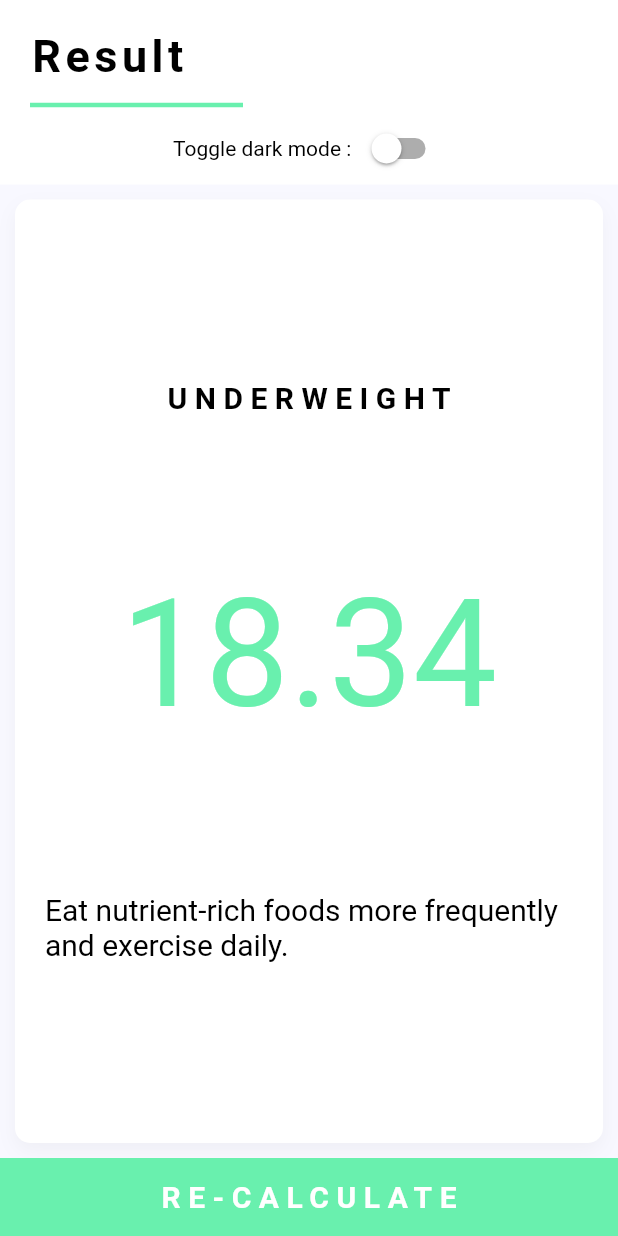
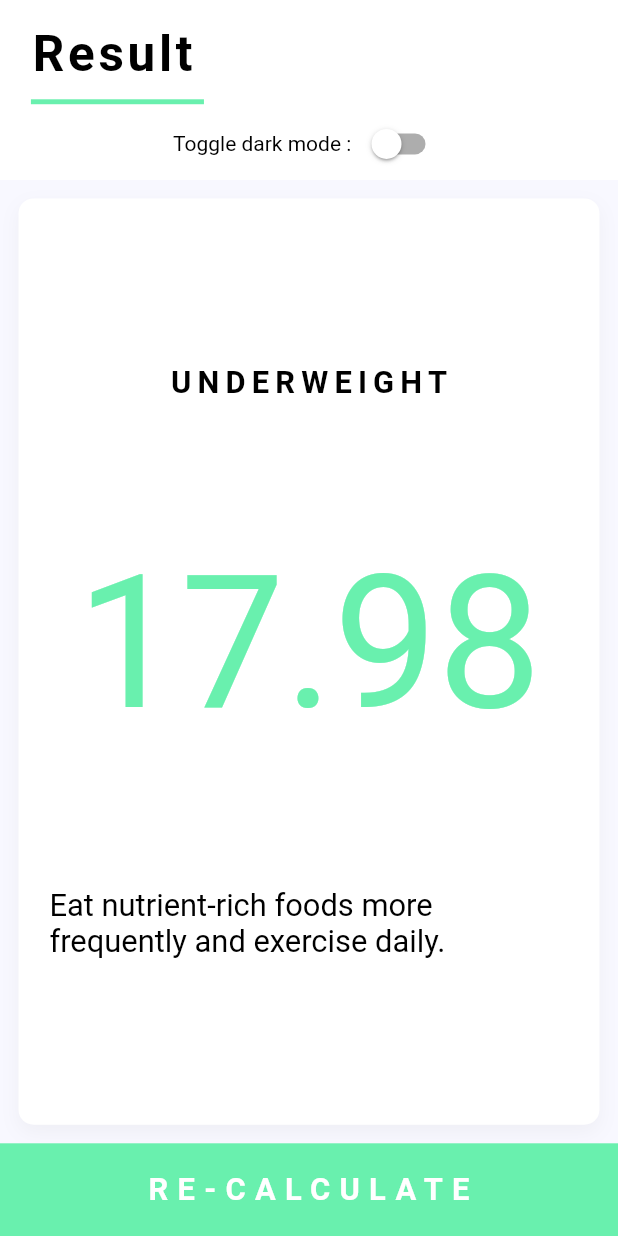
Before and after one commit to shubha360/Body-Mass-Index-Calculator, a Flutter app: the screen it shows after launch, after a tap on "CALCULATE", on a phone screen of 412 x 824 dp. Run offline on Flutter 3.47's test engine with Material 2 defaults, Android fonts, the phone set to English and light mode, and no system bars; our stand-ins replace font_awesome_flutter.

Commit message:
Made responsive

```diff
--- a/lib/Components/bottom_button.dart
+++ b/lib/Components/bottom_button.dart
@@ -1,3 +1,4 @@
+import 'package:bodymassindex/SizeConfig.dart';
 import 'package:bodymassindex/constants.dart';
 import 'package:flutter/material.dart';
 
@@ -16,7 +17,7 @@ class BottomButton extends StatelessWidget {
       onTap: function,
       child: Container(
         width: double.infinity,
-        height: 52,
+        height: SizeConfig.safeBlockVertical * 7.5,
         color: toggledDarkTheme == true
             ? kMainAccentColorDark
             : kMainAccentColorLight,
@@ -26,9 +27,9 @@ class BottomButton extends StatelessWidget {
             '$buttonText',
             style: TextStyle(
               color: Colors.white,
-              fontSize: 20,
+              fontSize: SizeConfig.safeBlockHorizontal * 5,
               fontWeight: FontWeight.bold,
-              letterSpacing: 5,
+              letterSpacing: SizeConfig.safeBlockHorizontal * 1.5,
             ),
           ),
         ),
--- a/lib/Components/gender_card.dart
+++ b/lib/Components/gender_card.dart
@@ -1,3 +1,4 @@
+import 'package:bodymassindex/SizeConfig.dart';
 import 'package:flutter/material.dart';
 import 'package:font_awesome_flutter/font_awesome_flutter.dart';
 import 'package:bodymassindex/constants.dart';
@@ -24,17 +25,17 @@ class GenderCard extends StatelessWidget {
     return GestureDetector(
       onTap: onPressed,
       child: Container(
-        margin: EdgeInsets.all(10),
-        padding: EdgeInsets.all(20),
+        margin: EdgeInsets.all(SizeConfig.safeBlockHorizontal * 3),
+        padding: EdgeInsets.all(SizeConfig.safeBlockHorizontal * 5),
         decoration: BoxDecoration(
             color: cardColor,
-            borderRadius: BorderRadius.circular(10),
+            borderRadius:
+                BorderRadius.circular(SizeConfig.safeBlockHorizontal * 3),
             boxShadow: [
               BoxShadow(
                 color:
                     toggledDarkTheme == true ? kCardColorDark : kCardColorLight,
                 blurRadius: toggledDarkTheme == true ? 0 : 10,
-                spreadRadius: 0,
                 offset: Offset(0, 0),
               ),
             ]),
@@ -43,17 +44,17 @@ class GenderCard extends StatelessWidget {
           children: <Widget>[
             FaIcon(
               icon,
-              size: 70,
+              size: SizeConfig.safeBlockHorizontal * 18,
               color: iconColor,
             ),
             SizedBox(
-              height: 10,
+              height: SizeConfig.safeBlockVertical * 1,
             ),
             Text(
               '$genderName',
               style: TextStyle(
                 color: textColor,
-                fontSize: 15,
+                fontSize: SizeConfig.safeBlockHorizontal * 4,
                 fontWeight: FontWeight.bold,
                 letterSpacing: 2,
               ),
--- a/lib/Components/reusable_card.dart
+++ b/lib/Components/reusable_card.dart
@@ -1,3 +1,4 @@
+import 'package:bodymassindex/SizeConfig.dart';
 import 'package:bodymassindex/constants.dart';
 import 'package:flutter/material.dart';
 
@@ -15,8 +16,8 @@ class ReusableCard extends StatelessWidget {
     return GestureDetector(
       onTap: function,
       child: Container(
-        margin: EdgeInsets.all(10),
-        padding: EdgeInsets.all(20),
+        margin: EdgeInsets.all(SizeConfig.safeBlockHorizontal * 3),
+        padding: EdgeInsets.all(SizeConfig.safeBlockHorizontal * 5),
         decoration: BoxDecoration(
             color: toggledDarkTheme == true ? kCardColorDark : kCardColorLight,
             borderRadius: BorderRadius.circular(10),
@@ -26,7 +27,6 @@ class ReusableCard extends StatelessWidget {
                       ? Colors.black.withOpacity(0.1)
                       : Colors.grey.withOpacity(0.1),
                   blurRadius: 10,
-                  spreadRadius: 0,
                   offset: Offset(0, 5))
             ]),
         child: cardChild,
--- a/lib/Components/rounded_button.dart
+++ b/lib/Components/rounded_button.dart
@@ -1,3 +1,4 @@
+import 'package:bodymassindex/SizeConfig.dart';
 import 'package:bodymassindex/constants.dart';
 import 'package:flutter/material.dart';
 
@@ -17,11 +18,13 @@ class RoundedButton extends StatelessWidget {
           ? kMainAccentColorDark
           : kMainAccentColorLight,
       shape: CircleBorder(),
-      constraints: BoxConstraints.tightFor(width: 40, height: 40),
+      constraints: BoxConstraints.tightFor(
+          width: SizeConfig.safeBlockHorizontal * 10,
+          height: SizeConfig.safeBlockVertical * 6),
       child: Icon(
         iconData,
         color: Colors.white,
-        size: 35,
+        size: SizeConfig.safeBlockHorizontal * 10,
       ),
       onPressed: buttonFunction,
     );
--- a/lib/Components/top_app_bar.dart
+++ b/lib/Components/top_app_bar.dart
@@ -1,3 +1,4 @@
+import 'package:bodymassindex/SizeConfig.dart';
 import 'package:flutter/material.dart';
 import 'package:bodymassindex/constants.dart';
 
@@ -19,7 +20,11 @@ class TopAppBar extends StatelessWidget {
     return Container(
       color:
           toggledDarkTheme == true ? kTopAppBarColorDark : kTopAppBarColorLight,
-      padding: EdgeInsets.fromLTRB(20, 20, 20, 0),
+      padding: EdgeInsets.fromLTRB(
+          SizeConfig.safeBlockHorizontal * 5,
+          SizeConfig.safeBlockVertical * 2,
+          SizeConfig.safeBlockHorizontal * 5,
+          0),
       child: Column(
         mainAxisSize: MainAxisSize.min,
         children: <Widget>[
@@ -34,20 +39,20 @@ class TopAppBar extends StatelessWidget {
                   style: TextStyle(
                     color:
                         toggledDarkTheme == true ? Colors.white : Colors.black,
-                    fontSize: 30,
+                    fontSize: SizeConfig.safeBlockHorizontal * 8,
                     fontWeight: FontWeight.bold,
-                    letterSpacing: 3,
+                    letterSpacing: SizeConfig.safeBlockHorizontal * .60,
                   ),
                 ),
                 SizedBox(
                   height: margin,
                 ),
                 Divider(
-                  height: 10,
+                  height: SizeConfig.safeBlockVertical * 1,
                   color: toggledDarkTheme == true
                       ? kMainAccentColorDark
                       : kMainAccentColorLight,
-                  thickness: 3,
+                  thickness: SizeConfig.safeBlockVertical * .40,
                   endIndent: dividerEndIndent,
                 ),
               ],
--- a/lib/Screens/input_page.dart
+++ b/lib/Screens/input_page.dart
@@ -1,4 +1,5 @@
 import 'package:bodymassindex/Screens/result_page.dart';
+import 'package:bodymassindex/SizeConfig.dart';
 import 'package:bodymassindex/calculator_brain.dart';
 import 'package:bodymassindex/constants.dart';
 import 'package:bodymassindex/Components/gender_card.dart';
@@ -8,7 +9,6 @@ import 'package:bodymassindex/Components/top_app_bar.dart';
 import 'package:flutter/material.dart';
 import 'package:font_awesome_flutter/font_awesome_flutter.dart';
 import 'package:bodymassindex/Components/bottom_button.dart';
-import 'package:bodymassindex/Components/gender_card.dart';
 import 'package:flutter/services.dart';
 
 enum Gender {
@@ -31,6 +31,7 @@ class _InputPageState extends State<InputPage> {
 
   @override
   Widget build(BuildContext context) {
+    SizeConfig().init(context);
     SystemChrome.setSystemUIOverlayStyle(
       SystemUiOverlayStyle(
         statusBarColor: toggledDarkTheme == true
@@ -50,8 +51,8 @@ class _InputPageState extends State<InputPage> {
           children: <Widget>[
             TopAppBar(
               titleText: 'Body Mass Index Calculator',
-              margin: 10,
-              dividerEndIndent: 70,
+              margin: SizeConfig.safeBlockVertical * 1,
+              dividerEndIndent: SizeConfig.safeBlockHorizontal * 18,
               switchFunction: (newValue) {
                 setState(() {
                   toggledDarkTheme = newValue;
@@ -139,13 +140,13 @@ class _InputPageState extends State<InputPage> {
                           color: toggledDarkTheme == true
                               ? kNormalTextColorDark
                               : kNormalTextColorLight,
-                          fontSize: 15,
+                          fontSize: SizeConfig.safeBlockHorizontal * 4,
                           fontWeight: FontWeight.bold,
                           letterSpacing: 2,
                         ),
                       ),
                       SizedBox(
-                        height: 5,
+                        height: SizeConfig.safeBlockVertical * .8,
                       ),
                       Row(
                         mainAxisAlignment: MainAxisAlignment.center,
@@ -156,12 +157,12 @@ class _InputPageState extends State<InputPage> {
                               color: toggledDarkTheme == true
                                   ? kMainAccentColorDark
                                   : kMainAccentColorLight,
-                              fontSize: 40,
+                              fontSize: SizeConfig.safeBlockHorizontal * 10,
                               fontWeight: FontWeight.bold,
                             ),
                           ),
                           SizedBox(
-                            width: 5,
+                            width: SizeConfig.safeBlockHorizontal * 1,
                           ),
                           Text(
                             'inch',
@@ -203,13 +204,13 @@ class _InputPageState extends State<InputPage> {
                               color: toggledDarkTheme == true
                                   ? kNormalTextColorDark
                                   : kNormalTextColorLight,
-                              fontSize: 15,
+                              fontSize: SizeConfig.safeBlockHorizontal * 4,
                               fontWeight: FontWeight.bold,
                               letterSpacing: 2,
                             ),
                           ),
                           SizedBox(
-                            height: 10,
+                            height: SizeConfig.safeBlockVertical * 1,
                           ),
                           Row(
                             mainAxisAlignment: MainAxisAlignment.center,
@@ -220,7 +221,7 @@ class _InputPageState extends State<InputPage> {
                                   color: toggledDarkTheme == true
                                       ? kMainAccentColorDark
                                       : kMainAccentColorLight,
-                                  fontSize: 40,
+                                  fontSize: SizeConfig.safeBlockHorizontal * 10,
                                   fontWeight: FontWeight.bold,
                                 ),
                               ),
@@ -248,7 +249,7 @@ class _InputPageState extends State<InputPage> {
                                 },
                               ),
                               SizedBox(
-                                width: 10,
+                                width: SizeConfig.safeBlockVertical * 1,
                               ),
                               RoundedButton(
                                 iconData: Icons.add,
@@ -273,13 +274,13 @@ class _InputPageState extends State<InputPage> {
                               color: toggledDarkTheme == true
                                   ? kNormalTextColorDark
                                   : kNormalTextColorLight,
-                              fontSize: 15,
+                              fontSize: SizeConfig.safeBlockHorizontal * 4,
                               fontWeight: FontWeight.bold,
                               letterSpacing: 2,
                             ),
                           ),
                           SizedBox(
-                            height: 10,
+                            height: SizeConfig.safeBlockVertical * 1,
                           ),
                           Row(
                             children: <Widget>[
@@ -289,12 +290,12 @@ class _InputPageState extends State<InputPage> {
                                   color: toggledDarkTheme == true
                                       ? kMainAccentColorDark
                                       : kMainAccentColorLight,
-                                  fontSize: 40,
+                                  fontSize: SizeConfig.safeBlockHorizontal * 10,
                                   fontWeight: FontWeight.bold,
                                 ),
                               ),
                               SizedBox(
-                                width: 5,
+                                width: SizeConfig.safeBlockHorizontal * 1,
                               ),
                               Text(
                                 'years',
@@ -317,7 +318,7 @@ class _InputPageState extends State<InputPage> {
                                 },
                               ),
                               SizedBox(
-                                width: 10,
+                                width: SizeConfig.safeBlockHorizontal * 1,
                               ),
                               RoundedButton(
                                 iconData: Icons.add,
--- a/lib/Screens/result_page.dart
+++ b/lib/Screens/result_page.dart
@@ -1,3 +1,4 @@
+import 'package:bodymassindex/SizeConfig.dart';
 import 'package:bodymassindex/constants.dart';
 import 'package:bodymassindex/Components/top_app_bar.dart';
 import 'package:flutter/material.dart';
@@ -38,8 +39,8 @@ class _ResultPageState extends State<ResultPage> {
           children: <Widget>[
             TopAppBar(
               titleText: 'Result',
-              margin: 10,
-              dividerEndIndent: 230,
+              margin: SizeConfig.safeBlockVertical * 1,
+              dividerEndIndent: SizeConfig.safeBlockHorizontal * 62,
               switchFunction: (newValue) {
                 setState(() {
                   toggledDarkTheme = newValue;
@@ -59,9 +60,9 @@ class _ResultPageState extends State<ResultPage> {
                         color: toggledDarkTheme
                             ? kNormalTextColorDark
                             : kNormalTextColorLight,
-                        fontSize: 20,
+                        fontSize: SizeConfig.safeBlockHorizontal * 5,
                         fontWeight: FontWeight.bold,
-                        letterSpacing: 5,
+                        letterSpacing: SizeConfig.safeBlockHorizontal * 1,
                       ),
                     ),
                     Text(
@@ -70,13 +71,13 @@ class _ResultPageState extends State<ResultPage> {
                         color: toggledDarkTheme == true
                             ? kLargeTextColorDark
                             : kLargeTextColorLight,
-                        fontSize: 100,
+                        fontSize: SizeConfig.safeBlockHorizontal * 30,
                       ),
                     ),
                     Text(
                       '${widget.interpretation}',
                       style: TextStyle(
-                        fontSize: 20,
+                        fontSize: SizeConfig.safeBlockHorizontal * 5,
                         color: toggledDarkTheme
                             ? kNormalTextColorDark
                             : kNormalTextColorLight,
--- /dev/null
+++ b/lib/SizeConfig.dart
@@ -0,0 +1,29 @@
+import 'package:flutter/widgets.dart';
+
+class SizeConfig {
+  static MediaQueryData _mediaQueryData;
+  static double screenWidth;
+  static double screenHeight;
+  static double blockSizeHorizontal;
+  static double blockSizeVertical;
+
+  static double _safeAreaHorizontal;
+  static double _safeAreaVertical;
+  static double safeBlockHorizontal;
+  static double safeBlockVertical;
+
+  void init(BuildContext context) {
+    _mediaQueryData = MediaQuery.of(context);
+    screenWidth = _mediaQueryData.size.width;
+    screenHeight = _mediaQueryData.size.height;
+    blockSizeHorizontal = screenWidth / 100;
+    blockSizeVertical = screenHeight / 100;
+
+    _safeAreaHorizontal =
+        _mediaQueryData.padding.left + _mediaQueryData.padding.right;
+    _safeAreaVertical =
+        _mediaQueryData.padding.top + _mediaQueryData.padding.bottom;
+    safeBlockHorizontal = (screenWidth - _safeAreaHorizontal) / 100;
+    safeBlockVertical = (screenHeight - _safeAreaVertical) / 100;
+  }
+}
--- a/lib/constants.dart
+++ b/lib/constants.dart
@@ -1,5 +1,4 @@
 import 'package:flutter/material.dart';
-import 'package:flutter/services.dart';
 
 const kScaffoldBackgroundColorLight = Color(0xFFF8F8FF);
 const kTopAppBarColorLight = Colors.white;
@@ -15,10 +14,4 @@ const kMainAccentColorDark = Color(0xFFEB1555);
 const kLargeTextColorDark = Color(0xFFEB1555);
 const kNormalTextColorDark = Colors.white;
 
-const kCardLargeTextStyle = TextStyle(
-  color: Colors.greenAccent,
-  fontSize: 40,
-  fontWeight: FontWeight.bold,
-);
-
 bool toggledDarkTheme = false;
--- a/lib/main.dart
+++ b/lib/main.dart
@@ -1,7 +1,5 @@
-import 'package:bodymassindex/constants.dart';
 import 'package:bodymassindex/Screens/input_page.dart';
 import 'package:flutter/material.dart';
-import 'constants.dart';
 
 void main() {
   runApp(MainApp());
```
Also changed, not shown: 27 other files.
